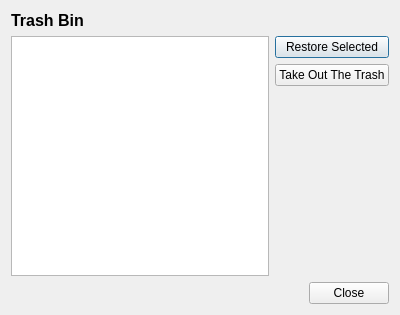
Qt form vika3/ui/trashbincomputers.ui (hlynurstef/Verklegt-namskeid-1-vika-3) before a commit.
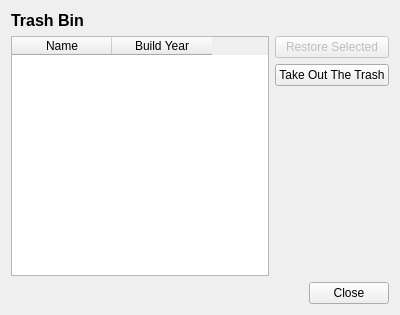
The same form after that commit.

What changed in the file:
```diff
--- a/vika3/ui/trashbincomputers.ui
+++ b/vika3/ui/trashbincomputers.ui
@@ -32,12 +32,26 @@
      <item>
       <layout class="QHBoxLayout" name="horizontalLayout">
        <item>
-        <widget class="QListWidget" name="list_trash"/>
+        <widget class="QTableWidget" name="table_computers">
+         <column>
+          <property name="text">
+           <string>Name</string>
+          </property>
+         </column>
+         <column>
+          <property name="text">
+           <string>Build Year</string>
+          </property>
+         </column>
+        </widget>
        </item>
        <item>
         <layout class="QVBoxLayout" name="verticalLayout">
          <item>
           <widget class="QPushButton" name="button_restore_selected">
+           <property name="enabled">
+            <bool>false</bool>
+           </property>
            <property name="text">
             <string>Restore Selected</string>
            </property>
```
